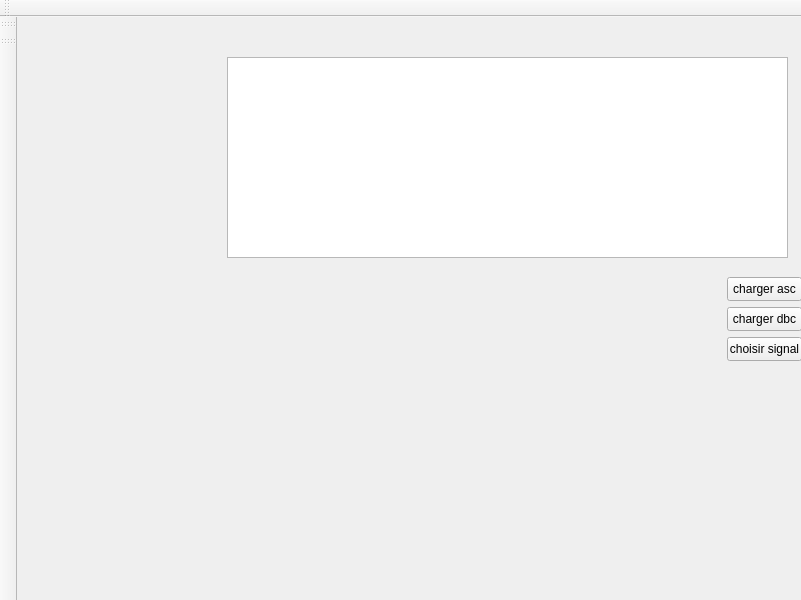
Above: cantracer/mainwindow.ui from Omaridsd/virtualcantracer before the change. Below: the same form after it.
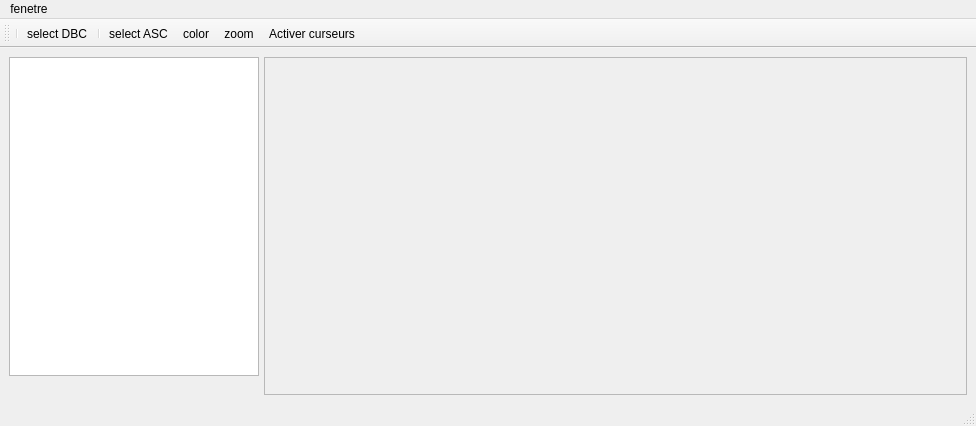
That is the form after the change. Custom widgets are drawn as their Qt base class.

```diff
--- a/cantracer/mainwindow.ui
+++ b/cantracer/mainwindow.ui
@@ -6,162 +6,182 @@
    <rect>
     <x>0</x>
     <y>0</y>
-    <width>801</width>
-    <height>600</height>
+    <width>976</width>
+    <height>426</height>
    </rect>
   </property>
   <property name="windowTitle">
    <string>MainWindow</string>
   </property>
-  <widget class="QChartView" name="centralwidget">
-   <property name="maximumSize">
-    <size>
-     <width>790</width>
-     <height>16777215</height>
-    </size>
+  <widget class="QWidget" name="centralwidget">
+   <property name="autoFillBackground">
+    <bool>false</bool>
    </property>
-   <widget class="QPushButton" name="btnloaddbc">
-    <property name="geometry">
-     <rect>
-      <x>710</x>
-      <y>290</y>
-      <width>75</width>
-      <height>24</height>
-     </rect>
+   <layout class="QHBoxLayout" name="horizontalLayout">
+    <property name="spacing">
+     <number>5</number>
     </property>
-    <property name="text">
-     <string>charger dbc</string>
+    <property name="sizeConstraint">
+     <enum>QLayout::SizeConstraint::SetDefaultConstraint</enum>
     </property>
-   </widget>
-   <widget class="QPushButton" name="btnloadasc">
-    <property name="geometry">
-     <rect>
-      <x>710</x>
-      <y>260</y>
-      <width>75</width>
-      <height>24</height>
-     </rect>
-    </property>
-    <property name="text">
-     <string>charger asc</string>
-    </property>
-   </widget>
-   <widget class="QTableView" name="tableviewsignals">
-    <property name="geometry">
-     <rect>
-      <x>210</x>
-      <y>40</y>
-      <width>561</width>
-      <height>201</height>
-     </rect>
-    </property>
-    <property name="alternatingRowColors">
-     <bool>true</bool>
-    </property>
-   </widget>
-   <widget class="QLabel" name="labelStatus">
-    <property name="geometry">
-     <rect>
-      <x>20</x>
-      <y>220</y>
-      <width>181</width>
-      <height>51</height>
-     </rect>
-    </property>
-    <property name="text">
-     <string/>
-    </property>
-    <property name="textFormat">
-     <enum>Qt::TextFormat::PlainText</enum>
-    </property>
-   </widget>
-   <widget class="QChartView" name="chartContainer" native="true">
-    <property name="geometry">
-     <rect>
-      <x>80</x>
-      <y>289</y>
-      <width>581</width>
-      <height>261</height>
-     </rect>
-    </property>
-   </widget>
-   <widget class="QWidget" name="verticalLayoutWidget">
-    <property name="geometry">
-     <rect>
-      <x>10</x>
-      <y>280</y>
-      <width>701</width>
-      <height>281</height>
-     </rect>
-    </property>
-    <layout class="QVBoxLayout" name="verticalLayout"/>
-   </widget>
-   <widget class="QPushButton" name="btnChooseSignals">
-    <property name="geometry">
-     <rect>
-      <x>710</x>
-      <y>320</y>
-      <width>75</width>
-      <height>24</height>
-     </rect>
-    </property>
-    <property name="text">
-     <string>choisir signal</string>
-    </property>
-   </widget>
+    <item>
+     <layout class="QVBoxLayout" name="verticalLayout">
+      <property name="sizeConstraint">
+       <enum>QLayout::SizeConstraint::SetDefaultConstraint</enum>
+      </property>
+      <item>
+       <widget class="QTreeWidget" name="treeSignals">
+        <property name="maximumSize">
+         <size>
+          <width>250</width>
+          <height>16777215</height>
+         </size>
+        </property>
+        <property name="uniformRowHeights">
+         <bool>true</bool>
+        </property>
+        <property name="headerHidden">
+         <bool>true</bool>
+        </property>
+        <column>
+         <property name="text">
+          <string notr="true">1</string>
+         </property>
+        </column>
+       </widget>
+      </item>
+      <item>
+       <widget class="QLabel" name="labelStatus">
+        <property name="text">
+         <string/>
+        </property>
+        <property name="textFormat">
+         <enum>Qt::TextFormat::PlainText</enum>
+        </property>
+       </widget>
+      </item>
+     </layout>
+    </item>
+    <item>
+     <widget class="QScrollArea" name="scrollAreaGraphs">
+      <property name="widgetResizable">
+       <bool>true</bool>
+      </property>
+      <widget class="QWidget" name="scrollContentWidget">
+       <property name="geometry">
+        <rect>
+         <x>0</x>
+         <y>0</y>
+         <width>474</width>
+         <height>337</height>
+        </rect>
+       </property>
+       <layout class="QVBoxLayout" name="verticalLayout_3">
+        <property name="spacing">
+         <number>2</number>
+        </property>
+        <property name="leftMargin">
+         <number>2</number>
+        </property>
+        <property name="topMargin">
+         <number>2</number>
+        </property>
+        <property name="rightMargin">
+         <number>2</number>
+        </property>
+        <property name="bottomMargin">
+         <number>2</number>
+        </property>
+        <item>
+         <layout class="QVBoxLayout" name="graphsLayout">
+          <property name="spacing">
+           <number>6</number>
+          </property>
+         </layout>
+        </item>
+       </layout>
+      </widget>
+     </widget>
+    </item>
+   </layout>
+  </widget>
+  <widget class="QStatusBar" name="statusBar"/>
+  <widget class="QToolBar" name="toolBar">
+   <property name="windowTitle">
+    <string>toolBar</string>
+   </property>
+   <attribute name="toolBarArea">
+    <enum>TopToolBarArea</enum>
+   </attribute>
+   <attribute name="toolBarBreak">
+    <bool>false</bool>
+   </attribute>
+   <addaction name="separator"/>
+   <addaction name="actionChargerDBC"/>
+   <addaction name="separator"/>
+   <addaction name="actionChargerASC"/>
+   <addaction name="actionChangeGraphColor"/>
+   <addaction name="actionResetZoom"/>
+   <addaction name="btnActivateCursors"/>
   </widget>
   <widget class="QMenuBar" name="menubar">
    <property name="geometry">
     <rect>
      <x>0</x>
      <y>0</y>
-     <width>801</width>
+     <width>976</width>
      <height>22</height>
     </rect>
    </property>
+   <widget class="QMenu" name="menufenetre">
+    <property name="title">
+     <string>fenetre</string>
+    </property>
+    <addaction name="separator"/>
+   </widget>
+   <addaction name="menufenetre"/>
   </widget>
-  <widget class="QToolBar" name="toolBar">
-   <property name="windowTitle">
-    <string>toolBar</string>
+  <action name="actionChargerDBC">
+   <property name="text">
+    <string>select DBC</string>
    </property>
-   <attribute name="toolBarArea">
-    <enum>TopToolBarArea</enum>
-   </attribute>
-   <attribute name="toolBarBreak">
-    <bool>false</bool>
-   </attribute>
-  </widget>
-  <widget class="QToolBar" name="toolBar_2">
-   <property name="windowTitle">
-    <string>toolBar_2</string>
+   <property name="menuRole">
+    <enum>QAction::MenuRole::NoRole</enum>
    </property>
-   <attribute name="toolBarArea">
-    <enum>LeftToolBarArea</enum>
-   </attribute>
-   <attribute name="toolBarBreak">
-    <bool>false</bool>
-   </attribute>
-  </widget>
-  <widget class="QToolBar" name="toolBar_3">
-   <property name="windowTitle">
-    <string>toolBar_3</string>
+  </action>
+  <action name="actionChargerASC">
+   <property name="text">
+    <string>select ASC</string>
    </property>
-   <attribute name="toolBarArea">
-    <enum>LeftToolBarArea</enum>
-   </attribute>
-   <attribute name="toolBarBreak">
-    <bool>false</bool>
-   </attribute>
-  </widget>
+   <property name="menuRole">
+    <enum>QAction::MenuRole::NoRole</enum>
+   </property>
+  </action>
+  <action name="actionChangeGraphColor">
+   <property name="text">
+    <string>color</string>
+   </property>
+   <property name="menuRole">
+    <enum>QAction::MenuRole::NoRole</enum>
+   </property>
+  </action>
+  <action name="actionResetZoom">
+   <property name="text">
+    <string>zoom</string>
+   </property>
+   <property name="menuRole">
+    <enum>QAction::MenuRole::NoRole</enum>
+   </property>
+  </action>
+  <action name="btnActivateCursors">
+   <property name="text">
+    <string>Activer curseurs</string>
+   </property>
+   <property name="menuRole">
+    <enum>QAction::MenuRole::NoRole</enum>
+   </property>
+  </action>
  </widget>
- <customwidgets>
-  <customwidget>
-   <class>QChartView</class>
-   <extends>QWidget</extends>
-   <header location="global">QtCharts/QChartView</header>
-   <container>1</container>
-  </customwidget>
- </customwidgets>
  <resources/>
  <connections/>
 </ui>
```
